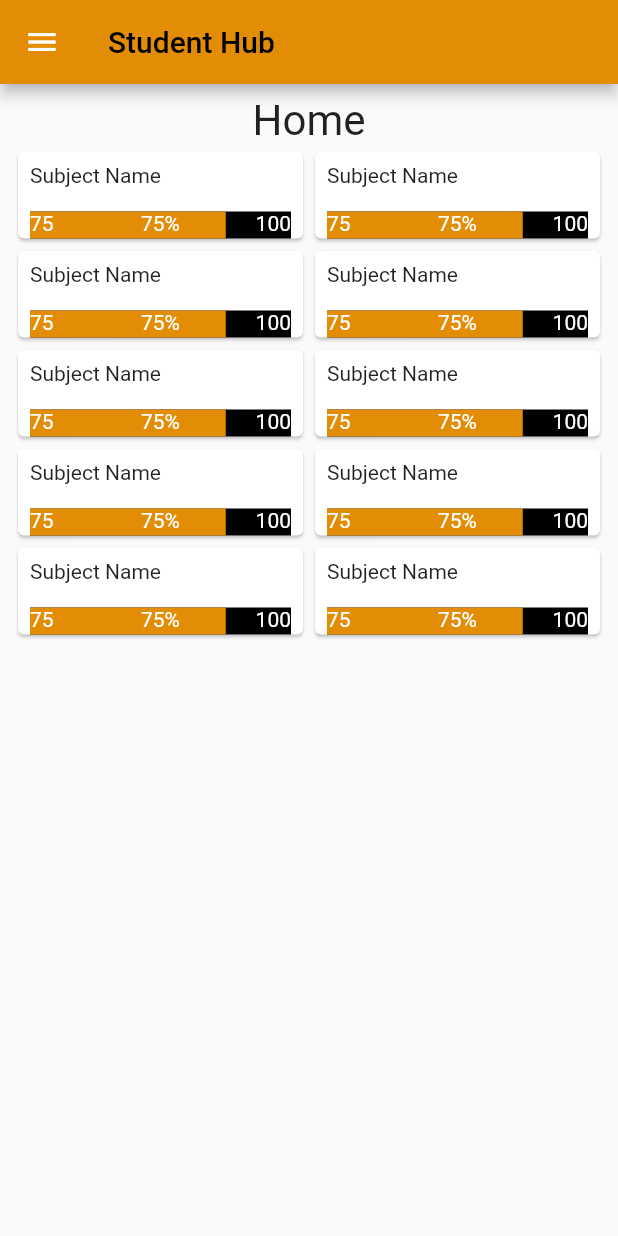
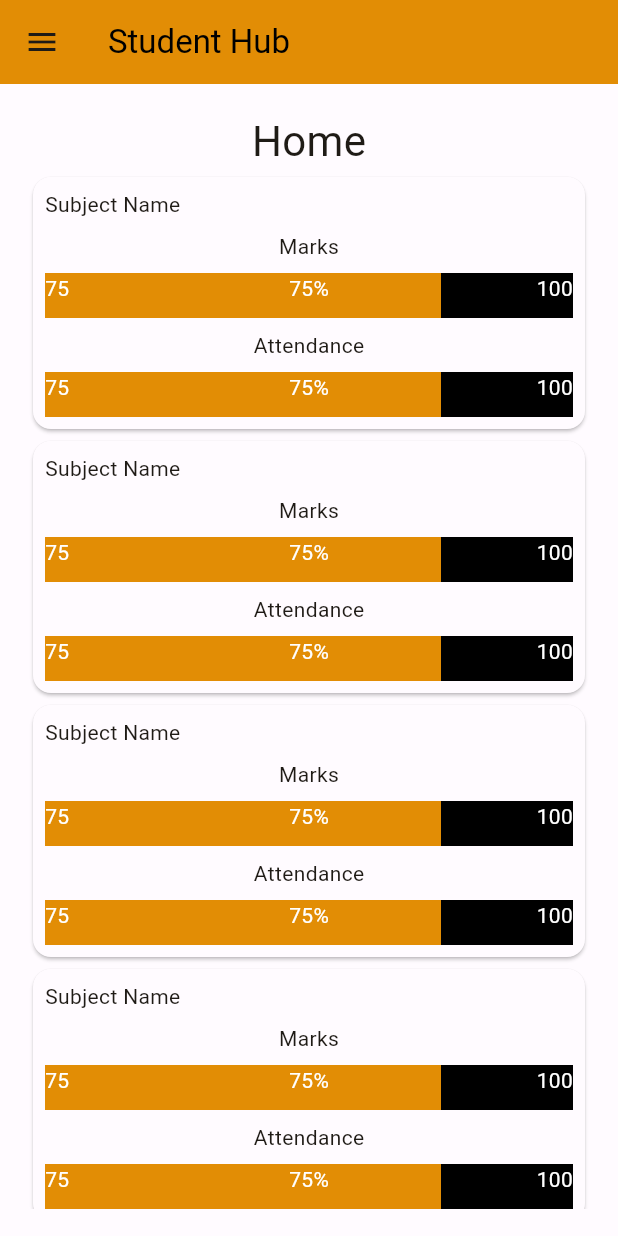
Before and after one commit to MokshChoudhary/FlutterProject, a Flutter app: the screen it shows after launch, on a phone screen of 412 x 824 dp. Run offline on Flutter 3.47's test engine with Material 2 defaults, Android fonts, the light colour scheme and no system bars.

Commit message:
Completed the homeView and CardViewSubjectDisplay.dart

```diff
--- a/lib/View/HomeView.dart
+++ b/lib/View/HomeView.dart
@@ -23,11 +23,10 @@ class _HomeViewState extends State<HomeView> {
           ),
         ),
         Flexible(
-          child: GridView.count(
-            crossAxisCount: 2,
-            childAspectRatio: 3,
+          child: ListView(
+            shrinkWrap: true,
             children: <Widget>[
-              for (int i = 0; i < 10; i++) CardViewSubjectDisplay()
+              for (int i = 0; i < 8; i++) CardViewSubjectDisplay()
             ],
           ),
         )
--- a/lib/constant/colors.dart
+++ b/lib/constant/colors.dart
@@ -8,3 +8,68 @@ class AppColor {
   static const Color textColor = Colors.black;
   static const Color secondaryTextColor = Colors.white;
 }
+
+
+const lightColorScheme = ColorScheme(
+  brightness: Brightness.light,
+  primary: Color(0xFF825500),
+  onPrimary: Color(0xFFFFFFFF),
+  primaryContainer: Color(0xFFFFDDB3),
+  onPrimaryContainer: Color(0xFF291800),
+  secondary: Color(0xFF8D37A9),
+  onSecondary: Color(0xFFFFFFFF),
+  secondaryContainer: Color(0xFFFBD7FF),
+  onSecondaryContainer: Color(0xFF330044),
+  tertiary: Color(0xFF51643F),
+  onTertiary: Color(0xFFFFFFFF),
+  tertiaryContainer: Color(0xFFD4EABB),
+  onTertiaryContainer: Color(0xFF102003),
+  error: Color(0xFFBA1A1A),
+  errorContainer: Color(0xFFFFDAD6),
+  onError: Color(0xFFFFFFFF),
+  onErrorContainer: Color(0xFF410002),
+  background: Color(0xFFFFFBFF),
+  onBackground: Color(0xFF1F1B16),
+  surface: Color(0xFFFFFBFF),
+  onSurface: Color(0xFF1F1B16),
+  surfaceVariant: Color(0xFFF0E0CF),
+  onSurfaceVariant: Color(0xFF4F4539),
+  outline: Color(0xFF817567),
+  onInverseSurface: Color(0xFFF9EFE7),
+  inverseSurface: Color(0xFF34302A),
+  inversePrimary: Color(0xFFFFB951),
+  shadow: Color(0xFF000000),
+  surfaceTint: Color(0xFF825500),
+);
+
+const darkColorScheme = ColorScheme(
+  brightness: Brightness.dark,
+  primary: Color(0xFFFFB951),
+  onPrimary: Color(0xFF452B00),
+  primaryContainer: Color(0xFF633F00),
+  onPrimaryContainer: Color(0xFFFFDDB3),
+  secondary: Color(0xFFF0B0FF),
+  onSecondary: Color(0xFF54006D),
+  secondaryContainer: Color(0xFF72188F),
+  onSecondaryContainer: Color(0xFFFBD7FF),
+  tertiary: Color(0xFFB8CDA1),
+  onTertiary: Color(0xFF243515),
+  tertiaryContainer: Color(0xFF3A4C2A),
+  onTertiaryContainer: Color(0xFFD4EABB),
+  error: Color(0xFFFFB4AB),
+  errorContainer: Color(0xFF93000A),
+  onError: Color(0xFF690005),
+  onErrorContainer: Color(0xFFFFDAD6),
+  background: Color(0xFF1F1B16),
+  onBackground: Color(0xFFEAE1D9),
+  surface: Color(0xFF1F1B16),
+  onSurface: Color(0xFFEAE1D9),
+  surfaceVariant: Color(0xFF4F4539),
+  onSurfaceVariant: Color(0xFFD3C4B4),
+  outline: Color(0xFF9C8F80),
+  onInverseSurface: Color(0xFF1F1B16),
+  inverseSurface: Color(0xFFEAE1D9),
+  inversePrimary: Color(0xFF825500),
+  shadow: Color(0xFF000000),
+  surfaceTint: Color(0xFFFFB951),
+);
--- a/lib/homeScreen.dart
+++ b/lib/homeScreen.dart
@@ -69,6 +69,8 @@ class _HomeScreenState extends State<HomeScreen> {
   Widget build(BuildContext context) {
     return MaterialApp(
       debugShowCheckedModeBanner: true,
+      theme: ThemeData(useMaterial3: true, colorScheme: lightColorScheme),
+      darkTheme: ThemeData(useMaterial3: true, colorScheme: darkColorScheme),
       home: Scaffold(
         appBar: AppBar(
           backgroundColor: AppColor.primaryColor,
@@ -140,7 +142,7 @@ class _HomeScreenState extends State<HomeScreen> {
         ),
         body: Center(
           child: Container(
-            padding: const EdgeInsets.all(8),
+            padding: const EdgeInsets.all(18),
             child: const Center(
               child: HomeView(),
             ),
--- a/lib/widget/CardViewSubjectDisplay.dart
+++ b/lib/widget/CardViewSubjectDisplay.dart
@@ -14,19 +14,10 @@ class CardViewSubjectDisplay extends StatefulWidget {
 }
 
 class _CardViewSubjectDisplay extends State<CardViewSubjectDisplay> {
-  @override
-  Widget build(BuildContext context) {
-    return Card(
-      child: Wrap(
-        children: <Widget>[
-          const Padding(
-            padding: EdgeInsets.all(8.0),
-            child: Align(
-              alignment: Alignment.centerLeft,
-              child: Text("Subject Name"),
-            ),
-          ),
-          Stack(
+
+
+  Widget progressBar() {
+    return Stack(
       children: <Widget>[
         Center(
           child: Padding(
@@ -37,7 +28,7 @@ class _CardViewSubjectDisplay extends State<CardViewSubjectDisplay> {
               ),
               child: const LinearProgressIndicator(
                 semanticsLabel: "Marks",
-                      minHeight: 18,
+                minHeight: 30,
                 color: AppColor.primaryColor,
                 backgroundColor: AppColor.textColor,
                 value: 0.75,
@@ -76,8 +67,28 @@ class _CardViewSubjectDisplay extends State<CardViewSubjectDisplay> {
           ),
         ),
       ],
-          )
+    );
+  }
+
+
+  @override
+  Widget build(BuildContext context) {
+    return SizedBox(
+      child: Card(
+        child: Column(
+          crossAxisAlignment: CrossAxisAlignment.start,
+          children:  <Widget>[
+            const Padding(
+              padding: EdgeInsets.all(8.0),
+              child: Align(
+                alignment: Alignment.centerLeft,
+                child: Text("Subject Name"),
+              ),
+            ),
+            Column( children : <Widget>[const Center(child: Text("Marks"),),progressBar(),],),
+            Column( children : <Widget>[const Center(child: Text("Attendance"),),progressBar(),],),
           ],
+        ),
       ),
     );
   }
```
Lines whose indentation alone changed are shown as unchanged.
